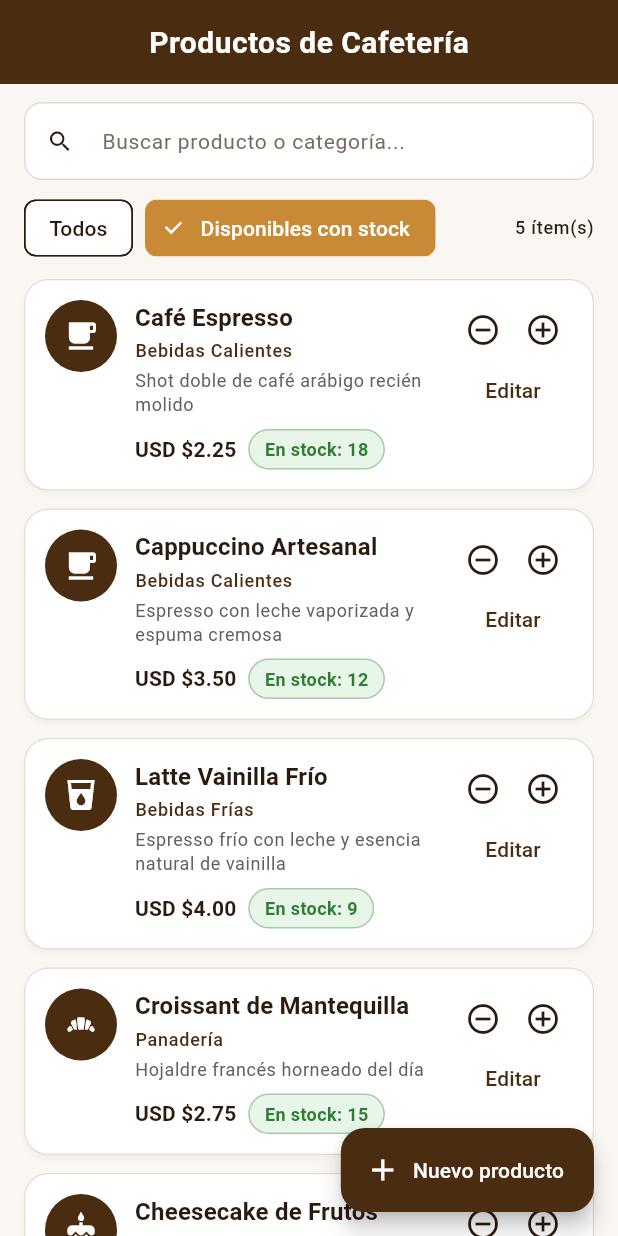
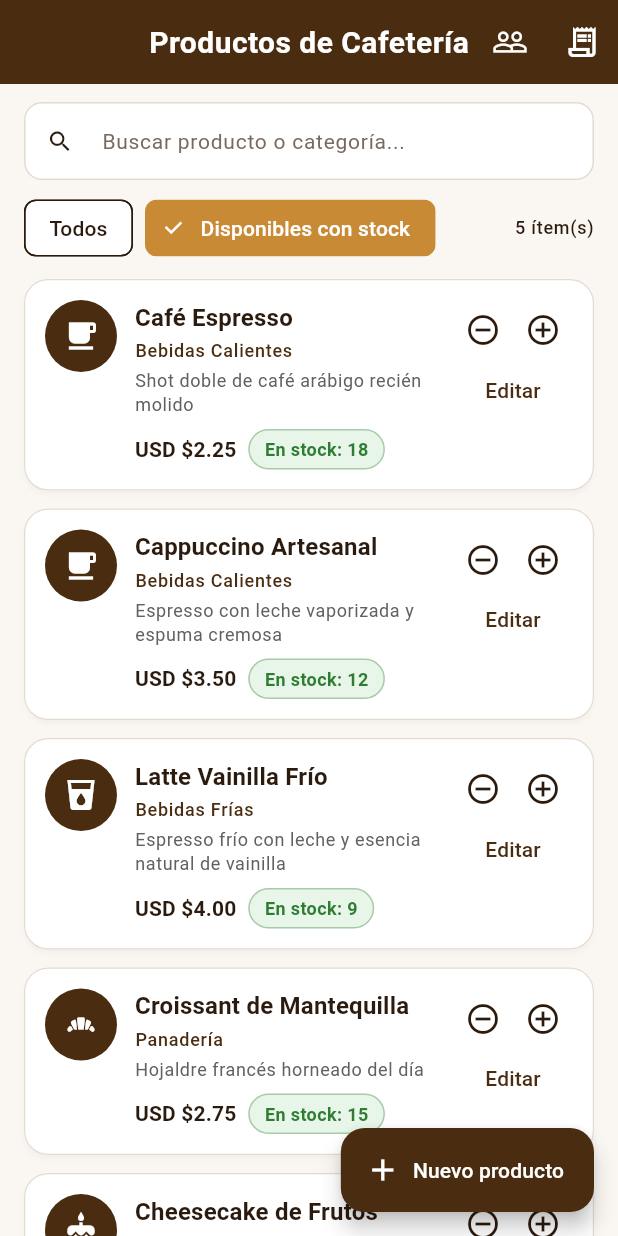
Before and after one commit to andrescardenase77-web/Andino_Andrade_Cardenas_Erazo_Tarea_Res-de-Problemas-2.1-Creacion-y-uso-de-Apis, a Flutter app: the screen it shows after launch, after a tap on "Disponibles con stock", on a phone screen of 412 x 824 dp. Run offline on Flutter 3.47's test engine with Material 3 defaults, Android fonts, the phone set to English and light mode, and no system bars; network calls fail.

Commit message:
Integracion MockAPI publica, fix UTF-8/IDs y ajustes UI

```diff
--- a/lib/app/network/api_client.dart
+++ b/lib/app/network/api_client.dart
@@ -18,8 +18,19 @@ class ApiClient {
         _baseUrl = baseUrl ?? ApiEndpoints.baseUrl;
 
   Uri _buildUri(String endpoint, [Map<String, dynamic>? queryParameters]) {
-    final String cleanEndpoint = endpoint.startsWith('/') ? endpoint : '/$endpoint';
-    final fullUrl = '$_baseUrl$cleanEndpoint';
+    final bool isAbsolute =
+        endpoint.startsWith('http://') || endpoint.startsWith('https://');
+    final String fullUrl;
+    if (isAbsolute) {
+      fullUrl = endpoint;
+    } else {
+      final String cleanBase = _baseUrl.endsWith('/')
+          ? _baseUrl.substring(0, _baseUrl.length - 1)
+          : _baseUrl;
+      final String cleanEndpoint =
+          endpoint.startsWith('/') ? endpoint : '/$endpoint';
+      fullUrl = '$cleanBase$cleanEndpoint';
+    }
 
     final uri = Uri.parse(fullUrl);
     if (queryParameters != null && queryParameters.isNotEmpty) {
@@ -141,7 +152,8 @@ class ApiClient {
 
   dynamic _handleResponse(http.Response response, Uri uri) {
     final statusCode = response.statusCode;
-    final bodyString = response.body.trim();
+    final bodyString =
+        utf8.decode(response.bodyBytes, allowMalformed: true).trim();
 
     dynamic decodedData;
     if (bodyString.isNotEmpty) {
--- a/lib/features/productos/presentation/pages/producto_catalog_page.dart
+++ b/lib/features/productos/presentation/pages/producto_catalog_page.dart
@@ -1,5 +1,6 @@
 import 'package:flutter/material.dart';
 import 'package:provider/provider.dart';
+import '../../../../app/config/app_routes.dart';
 import '../../domain/entities/producto.dart';
 import '../templates/producto_catalog_template.dart';
 import '../viewmodels/producto_viewmodel.dart';
@@ -237,7 +238,21 @@ class _ProductoCatalogPageState extends State<ProductoCatalogPage> {
   Widget build(BuildContext context) {
     final vm = context.watch<ProductoViewModel>();
     return Scaffold(
-      appBar: AppBar(title: const Text('Productos de Cafetería')),
+      appBar: AppBar(
+        title: const Text('Productos de Cafetería'),
+        actions: [
+          IconButton(
+            tooltip: 'Clientes',
+            icon: const Icon(Icons.people_outline),
+            onPressed: () => Navigator.pushNamed(context, AppRoutes.clientes),
+          ),
+          IconButton(
+            tooltip: 'Pedidos',
+            icon: const Icon(Icons.receipt_long_outlined),
+            onPressed: () => Navigator.pushNamed(context, AppRoutes.pedidos),
+          ),
+        ],
+      ),
       floatingActionButton: FloatingActionButton.extended(
         onPressed: _openCreateProductSheet,
         icon: const Icon(Icons.add),
```
Also changed, not shown: lib/app/network/api_endpoints.dart (+20 -3 lines), lib/features/clientes/data/models/cliente_model.dart (+9 -6 lines), lib/features/pedidos/presentation/templates/order_creation_template.dart (+7 -2 lines), 2 other files.
